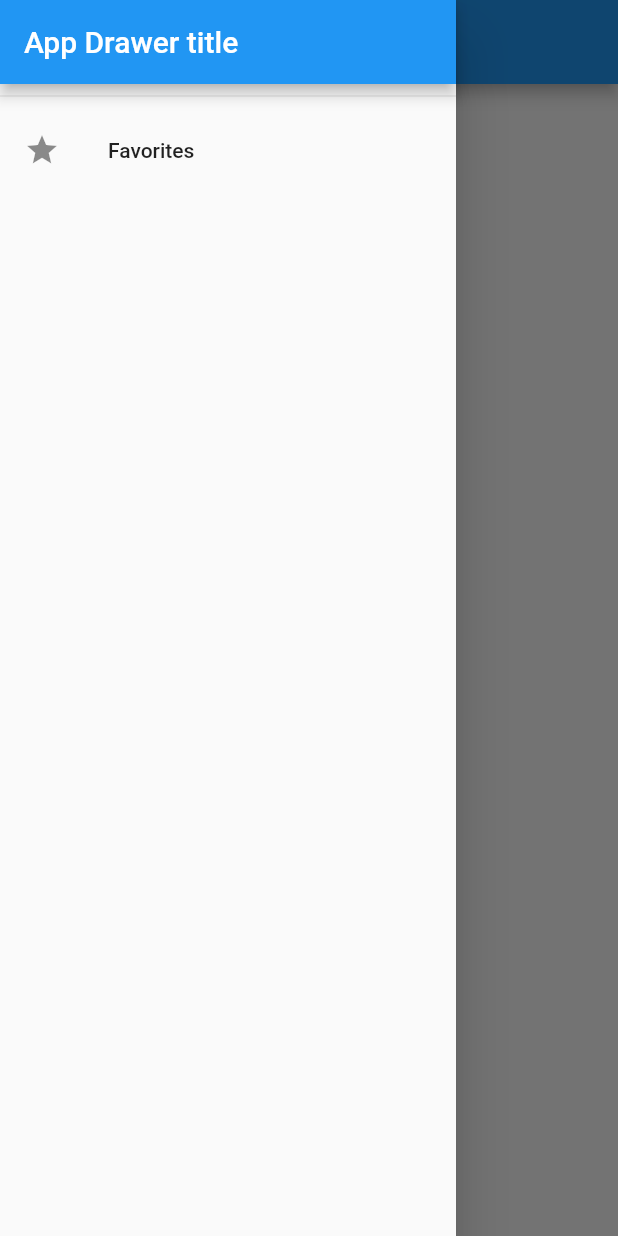
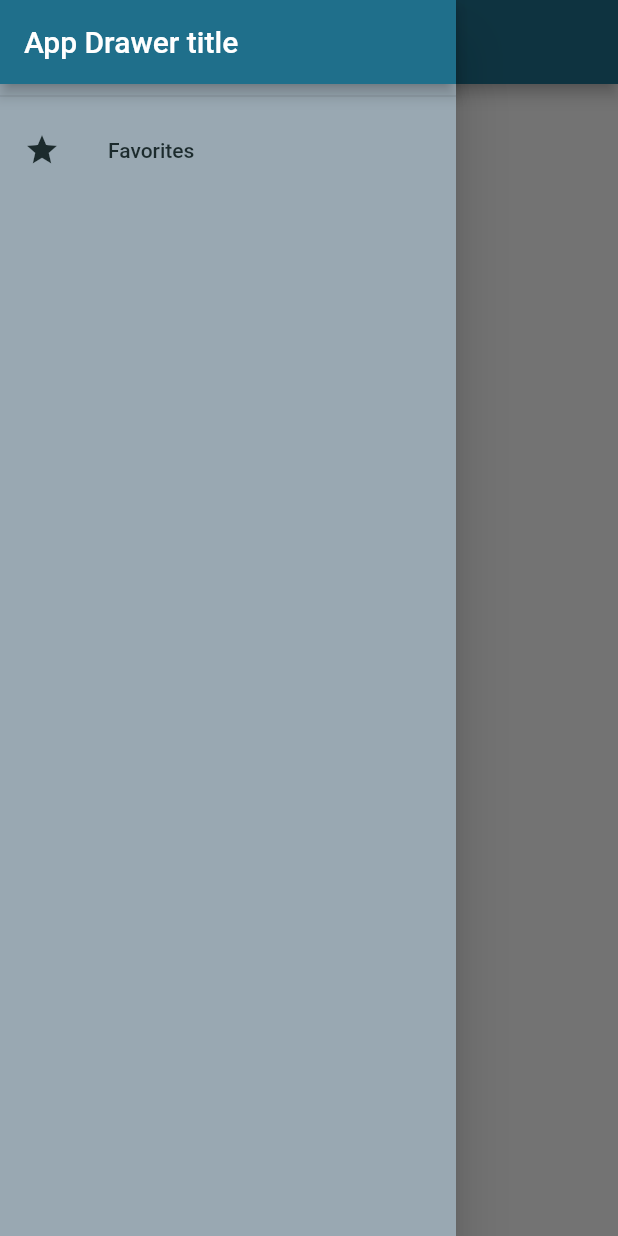
Before and after one commit to Pat992/DartRadio, a Flutter app: the screen it shows after launch, with the side drawer open, on a phone screen of 412 x 824 dp. Run offline on Flutter 3.47's test engine with Material 2 defaults, Android fonts, the phone set to English and light mode, and no system bars; our stand-ins replace audioplayers, shared_preferences; network calls fail.

Commit message:
Themes: Added theme-file

```diff
--- a/lib/main.dart
+++ b/lib/main.dart
@@ -1,6 +1,7 @@
 import 'package:dart_radio/screens/play_screen.dart';
 import 'package:dart_radio/providers/stations_provider.dart';
 import 'package:dart_radio/screens/radio_mobile_screen.dart';
+import 'package:dart_radio/themes/themes.dart';
 import 'package:flutter/material.dart';
 import 'package:provider/provider.dart';
 
@@ -19,9 +20,7 @@ class MyApp extends StatelessWidget {
       child: MaterialApp(
         debugShowCheckedModeBanner: false,
         title: 'DartRadio',
-        theme: ThemeData(
-          primarySwatch: Colors.blue,
-        ),
+        theme: darkTheme,
         routes: {
           RadioMobileScreen.ROUTE_NAME: (context) => RadioMobileScreen()
         },
--- /dev/null
+++ b/lib/themes/themes.dart
@@ -0,0 +1,30 @@
+import 'package:flutter/material.dart';
+
+final lightTheme = ThemeData(
+  backgroundColor: Color.fromRGBO(244, 244, 242, 1.0),
+  accentColor: Color.fromRGBO(187, 191, 202, 1.0),
+  primaryColor: Color.fromRGBO(73, 84, 100, 1.0),
+  primaryColorLight: Color.fromRGBO(232, 232, 232, 1.0),
+  textTheme: TextTheme(
+    bodyText1: TextStyle(
+      color: Color.fromRGBO(73, 84, 100, 1.0),
+    ),
+    bodyText2: TextStyle(
+      color: Color.fromRGBO(187, 191, 202, 1.0),
+    ),
+  ),
+);
+final darkTheme = ThemeData(
+  backgroundColor: Color.fromRGBO(28, 43, 45, 1.0),
+  primaryColor: Color.fromRGBO(31, 111, 139, 1.0),
+  accentColor: Color.fromRGBO(153, 168, 178, 1.0),
+  primaryColorLight: Color.fromRGBO(28, 43, 45, 1.0),
+  textTheme: TextTheme(
+    bodyText1: TextStyle(
+      color: Color.fromRGBO(31, 111, 139, 1.0),
+    ),
+    bodyText2: TextStyle(
+      color: Color.fromRGBO(230, 213, 184, 1.0),
+    ),
+  ),
+);
--- a/lib/widgets/side_drawer.dart
+++ b/lib/widgets/side_drawer.dart
@@ -4,6 +4,8 @@ class SideDrawer extends StatelessWidget {
   @override
   Widget build(BuildContext context) {
     return Drawer(
+      child: Container(
+        color: Theme.of(context).accentColor,
         child: Column(
           children: <Widget>[
             AppBar(
@@ -12,13 +14,19 @@ class SideDrawer extends StatelessWidget {
             ),
             Divider(),
             ListTile(
-            leading: Icon(Icons.star),
-            title: Text('Favorites'),
+              leading: Icon(
+                Icons.star,
+                color: Theme.of(context).backgroundColor,
+              ),
+              title: Text(
+                'Favorites',
+                style: TextStyle(color: Theme.of(context).backgroundColor),
+              ),
               onTap: () {},
             )
           ],
         ),
+      ),
     );
-    ;
   }
 }
```
Also changed, not shown: lib/widgets/station_list_item.dart (+9 -3 lines), lib/themes/dark_theme.dart (deleted), lib/themes/light_theme.dart (deleted), pubspec.lock. Lines whose indentation alone changed are shown as unchanged.
